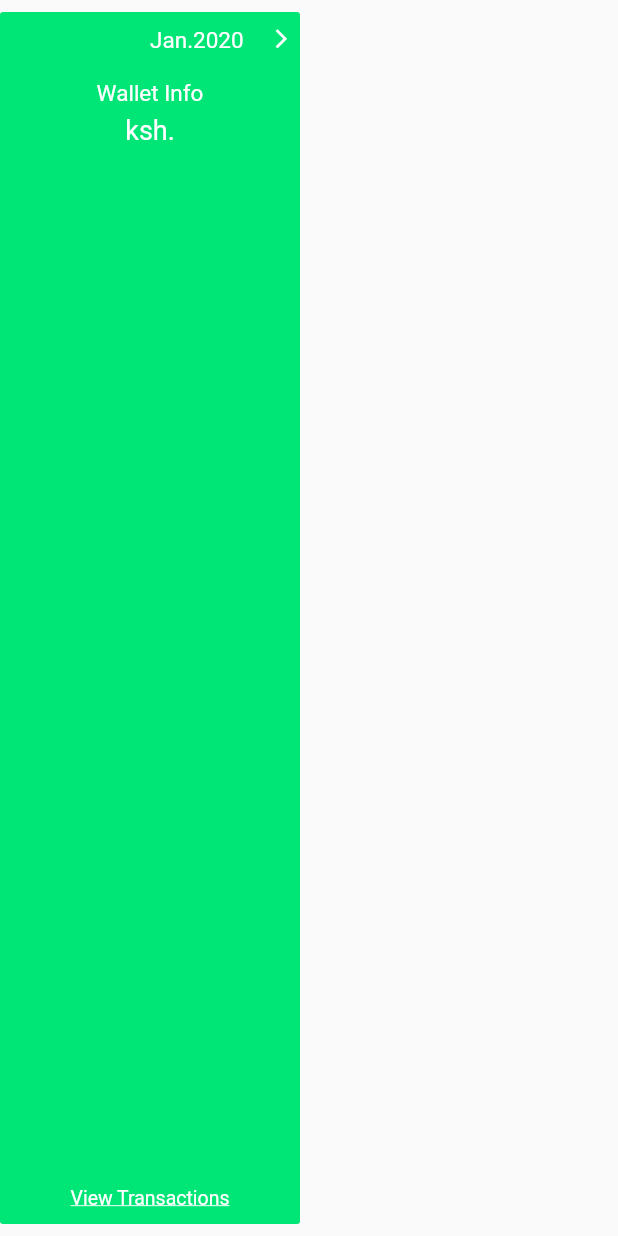
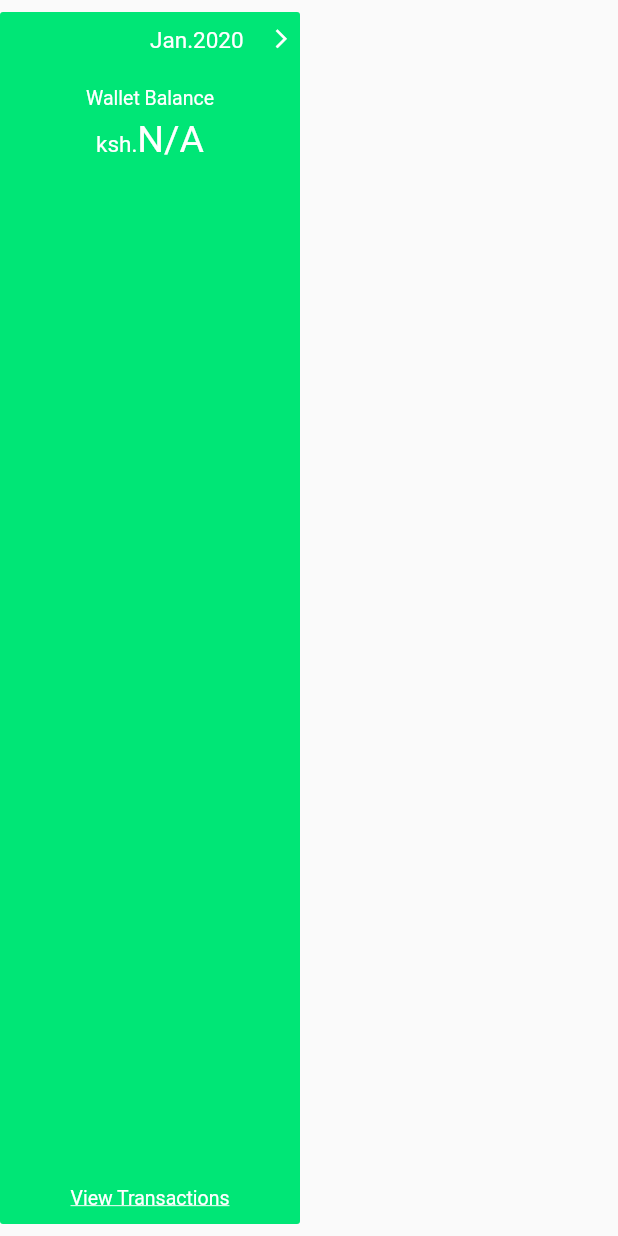
Before and after one commit to CreamyMilk/acrib, a Flutter app: the WalletCard widget shown alone on an empty page, opened directly, on a phone screen of 412 x 824 dp. Run offline on Flutter 3.47's test engine with Material 2 defaults, Android fonts, the phone set to English and light mode, and no system bars; our stand-ins replace hive, hive_flutter, local_auth; accounts and stored records are empty.

Commit message:
🔐 Persist wallet balance

```diff
--- a/lib/pages/home/SimpleCard.dart
+++ b/lib/pages/home/SimpleCard.dart
@@ -159,17 +159,17 @@ class WalletCard extends StatelessWidget {
     Widget amountDueText = ValueListenableBuilder(
       valueListenable: Hive.box(Constants.UserBoxName).listenable(),
       builder: (context, Box<dynamic> box, widget) {
-        String b = box.get(Constants.WalletIDStore, defaultValue: "");
+        String b = box.get(Constants.WalletBalanceStore, defaultValue: "");
         String balance = "N/A";
-        if (b == "") {
+        if (b != "") {
           balance = b.addCommas;
         }
         return RichText(
           text: TextSpan(
             children: [
               TextSpan(
-                text: "\ksh.",
-                style: TextStyle(fontSize: 18, fontWeight: FontWeight.w400),
+                text: "ksh.",
+                style: TextStyle(fontSize: 15, fontWeight: FontWeight.w400),
               ),
               TextSpan(
                 text: balance,
@@ -200,12 +200,12 @@ class WalletCard extends StatelessWidget {
         children: [
           const YMargin(10),
           cardDropDownTitle,
-          const YMargin(5),
+          const YMargin(10),
           Text(
-            "Wallet Info",
+            "Wallet Balance",
             style: TextStyle(
               color: Colors.white,
-              fontSize: 15,
+              fontSize: 13,
             ),
           ),
           const YMargin(5),
--- a/lib/pages/home/TransactionsList.dart
+++ b/lib/pages/home/TransactionsList.dart
@@ -39,6 +39,11 @@ class TransactionList extends StatelessWidget {
         itemCount: 5,
         itemBuilder: (ctx, idx) {
           return ExpansionTile(
+            children: [
+              Row(children: [
+                MaterialButton(onPressed: () {}, child: Text("Receipt")),
+              ]),
+            ],
             leading: CircleAvatar(
               backgroundColor: Colors.green[50],
               child: Icon(
--- a/lib/pages/login/loginPage.dart
+++ b/lib/pages/login/loginPage.dart
@@ -1,5 +1,6 @@
 import 'dart:io';
 
+import 'package:acrib/constants.dart';
 import 'package:acrib/main.dart';
 import 'package:acrib/pages/login/loginFuture.dart';
 import 'package:acrib/utils/sizedMargins.dart';
@@ -21,7 +22,7 @@ class _LoginPageState extends State<LoginPage> {
   bool userWantsBiometrics = true;
   @override
   void initState() {
-    if (Platform.isAndroid) {
+    if (Platform.isAndroid && Constants.hasStoredCreds()) {
       print("Checking if the user has biometrics stuff");
       final LocalAuthentication lauth = LocalAuthentication();
       lauth
@@ -34,7 +35,7 @@ class _LoginPageState extends State<LoginPage> {
               })
           .onError((error, stackTrace) => {
                 setState(() => {hasBiometrics = false})
-              });
+              },);
     }
     super.initState();
   }
```
Also changed, not shown: lib/constants.dart (+23 -0 lines).
